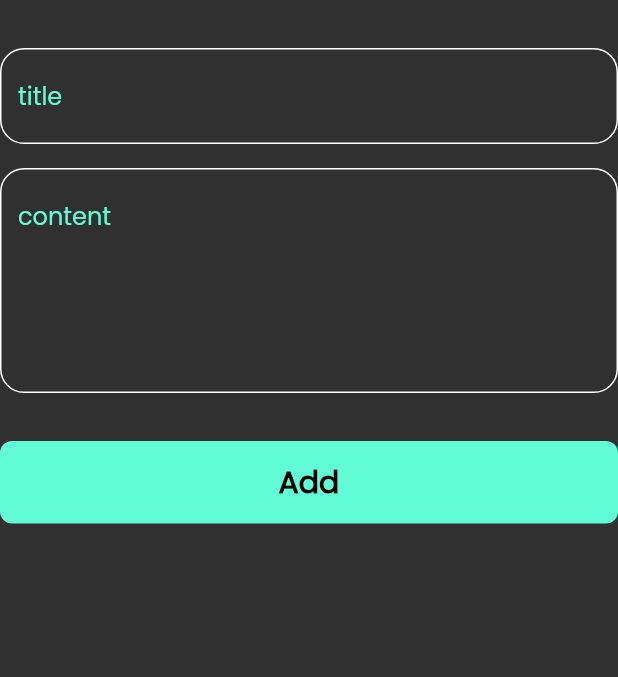
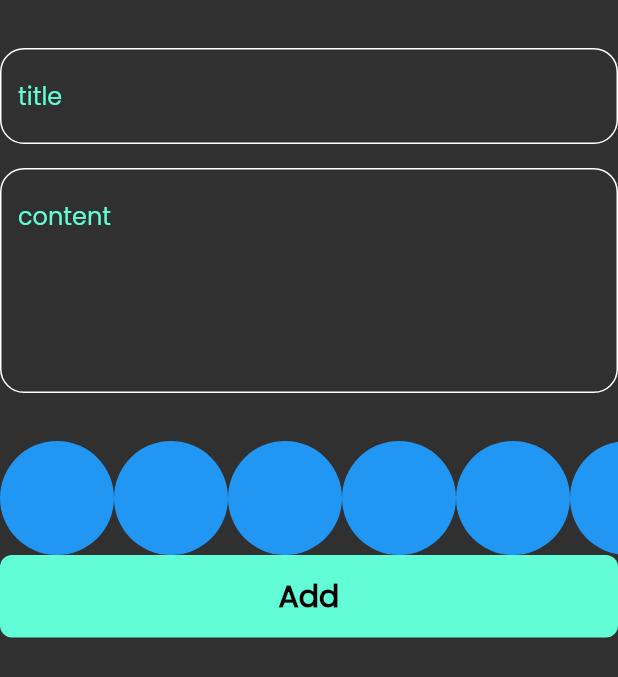
Before and after one commit to OmarAlammari/notes_app, a Flutter app: the AddNoteForm widget shown alone on an empty page, opened directly, on a phone screen of 412 x 824 dp. Shown: the top 677 px of the screen. Run offline on Flutter 3.47's test engine with Material 2 defaults, Android fonts, the phone set to English and light mode, and no system bars; our stand-ins replace bloc, flutter_bloc, font_awesome_flutter, hive, hive_flutter; accounts and stored records are empty.

Commit message:
create colors list view part 1

```diff
--- a/lib/views/widgets/add_note_form.dart
+++ b/lib/views/widgets/add_note_form.dart
@@ -1,3 +1,4 @@
+import 'package:applaid_app_13_notes_app/views/widgets/colors_list_view.dart';
 import 'package:flutter/material.dart';
 import 'package:flutter_bloc/flutter_bloc.dart';
 import 'package:intl/intl.dart';
@@ -47,6 +48,7 @@ class _AddNoteFormState extends State<AddNoteForm> {
             maxLines: 5,
           ),
           const SizedBox(height: 32),
+          const ColorsListView(),
           BlocBuilder<AddNoteCubit, AddNoteState>(
             builder: (context, state) {
               return CustomButton(
--- /dev/null
+++ b/lib/views/widgets/colors_list_view.dart
@@ -0,0 +1,44 @@
+import '../../constants.dart';
+import "../../cubits/add_note_cubit/add_note_cubit.dart";
+import 'package:flutter/material.dart';
+import 'package:flutter_bloc/flutter_bloc.dart';
+
+class ColorItem extends StatelessWidget {
+  const ColorItem({super.key, this.isActive, this.color});
+
+  final bool? isActive;
+
+  final Color? color;
+  @override
+  Widget build(BuildContext context) {
+    return const CircleAvatar(
+      radius: 38,
+      backgroundColor: Colors.blue,
+    );
+  }
+}
+
+class ColorsListView extends StatefulWidget {
+  const ColorsListView({super.key});
+
+  @override
+  State<ColorsListView> createState() => _ColorsListViewState();
+}
+
+class _ColorsListViewState extends State<ColorsListView> {
+  int currentIndex = 0;
+
+  @override
+  Widget build(BuildContext context) {
+    return SizedBox(
+      height: 38 * 2,
+      child: ListView.builder(
+        itemCount: 10,
+        scrollDirection: Axis.horizontal,
+        itemBuilder: (context, index) {
+          return const ColorItem();
+        },
+      ),
+    );
+  }
+}
--- a/lib/views/widgets/custom_text_field.dart
+++ b/lib/views/widgets/custom_text_field.dart
@@ -2,19 +2,23 @@ import '../../constants.dart';
 import 'package:flutter/material.dart';
 
 class CustomTextField extends StatelessWidget {
-  const CustomTextField(
-      {super.key,
-      required this.hint,
-      this.maxLines = 1,
-      this.onSaved,
-      this.onChanged});
+  const CustomTextField({
+    super.key,
+    required this.hint,
+    this.maxLines = 1,
+    this.onSaved,
+    this.controller,
+    this.onChanged,
+  });
 
   final String hint;
   final int maxLines;
+  final TextEditingController? controller;
 
   final void Function(String?)? onSaved;
 
   final Function(String)? onChanged;
+
   @override
   Widget build(BuildContext context) {
     return TextFormField(
@@ -27,6 +31,8 @@ class CustomTextField extends StatelessWidget {
           return null;
         }
       },
+
+      // controller: controller ?? null,
       cursorColor: kPrimaryColor,
       maxLines: maxLines,
       decoration: InputDecoration(
```
